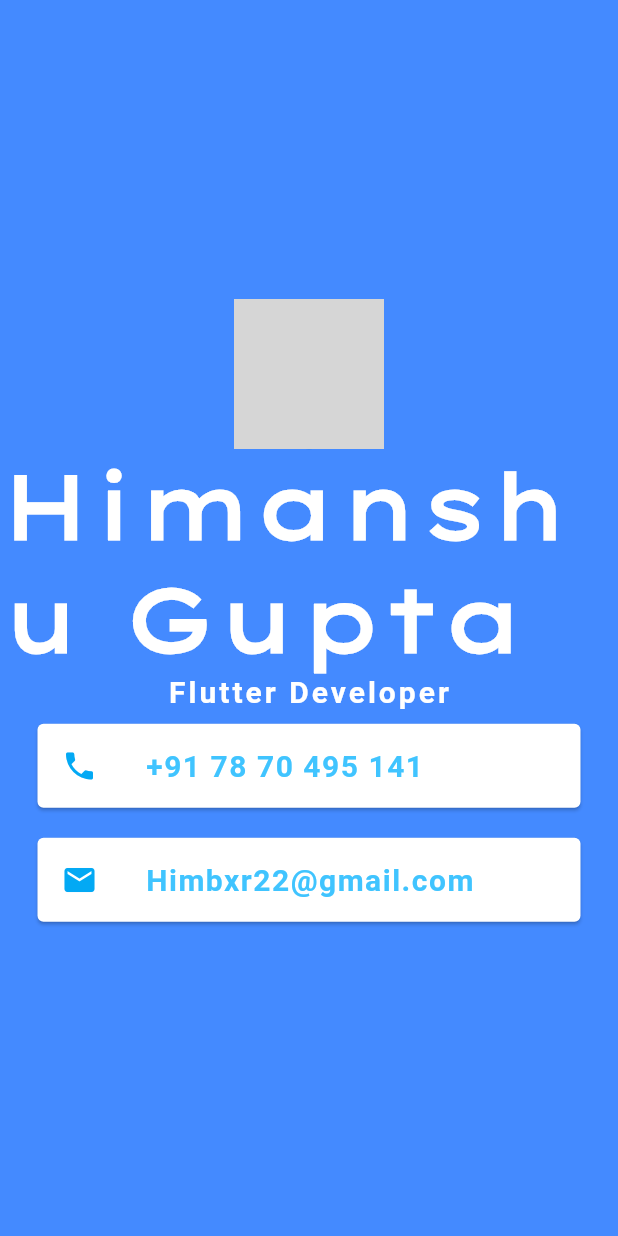
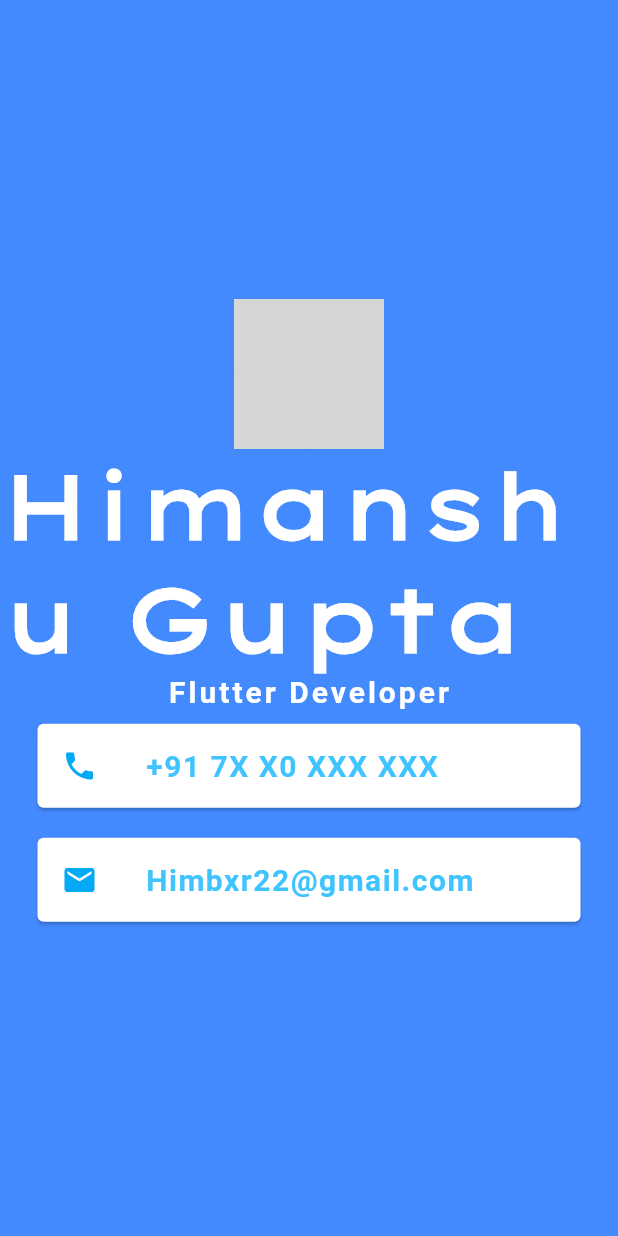
Before and after one commit to himanshu-0624/flutter-intro, a Flutter app: the screen it shows after launch, on a phone screen of 412 x 824 dp. Run offline on Flutter 3.47's test engine with Material 2 defaults, Android fonts, the phone set to English and light mode, and no system bars; grey boxes are pictures that could not be loaded.

Commit message:
removed number

```diff
--- a/lib/main.dart
+++ b/lib/main.dart
@@ -46,7 +46,7 @@ class MyApp extends StatelessWidget {
                   color: Colors.lightBlue,
                 ),
                 title: Text(
-                  "+91 78 70 495 141",
+                  "+91 7X X0 XXX XXX",
                   style: TextStyle(
                       color: Colors.lightBlueAccent,
                       fontWeight: FontWeight.bold,
```
